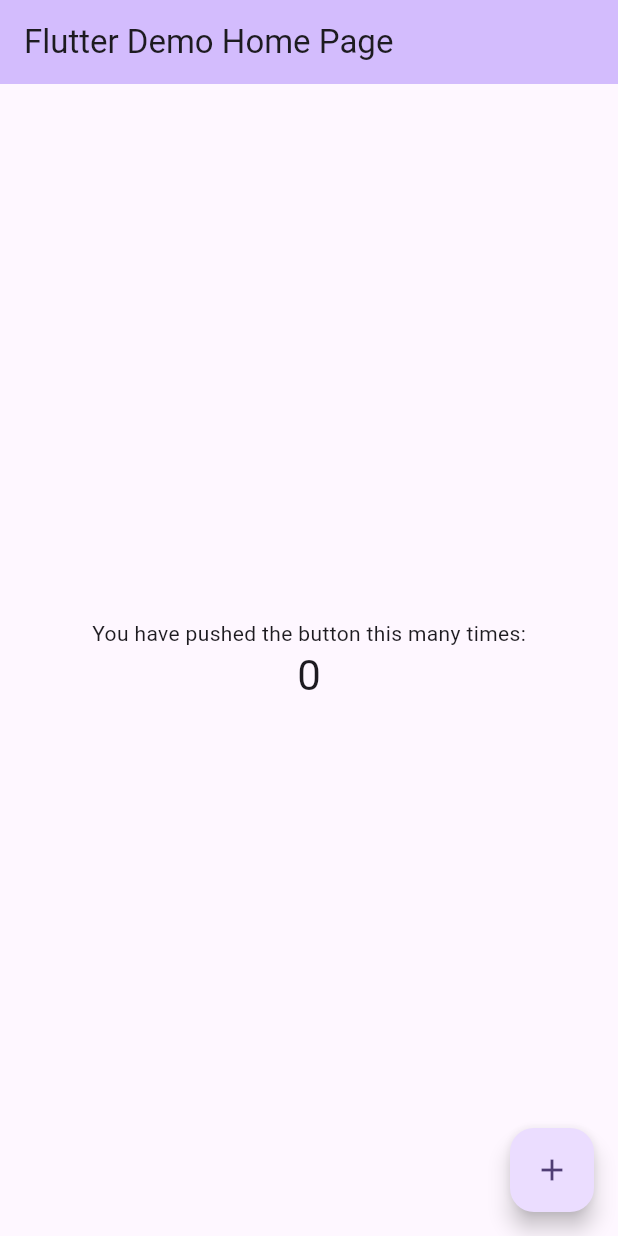
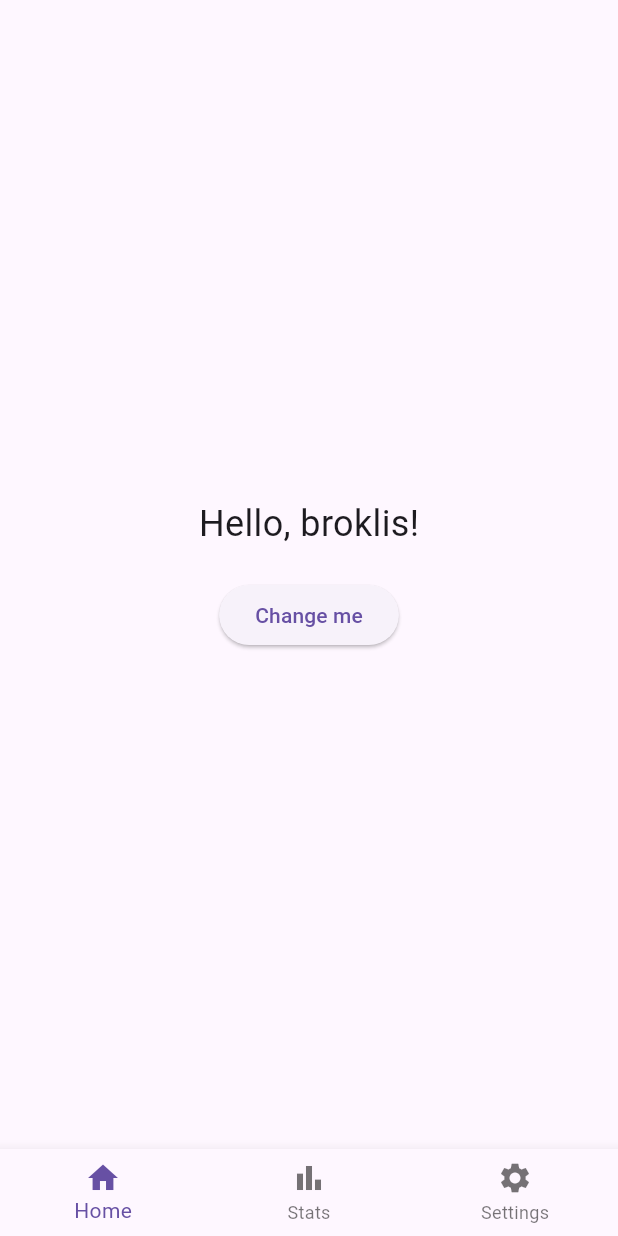
Before and after one commit to broklis777/flutter-test-app, a Flutter app: the screen it shows after launch, on a phone screen of 412 x 824 dp. Run offline on Flutter 3.47's test engine with Material 3 defaults, Android fonts, the phone set to English and light mode, and no system bars.

Commit message:
Some basic navigation functionality added

```diff
--- a/lib/main.dart
+++ b/lib/main.dart
@@ -1,125 +1,57 @@
 import 'package:flutter/material.dart';
+import 'package:provider/provider.dart';
+import 'providers/app_provider.dart';
+import 'screens/home_screen.dart';
+import 'screens/settings_screen.dart';
+import 'screens/stats_screen.dart';
 
-const age = 27;
-const twiceTheAge = age * 2;
-
-void main() {
-  runApp(const MyApp());
+void main(){
+  runApp(
+    ChangeNotifierProvider(
+      create: (_) => AppProvider(),
+      child: MyApp(),
+    )
+  );
 }
 
 class MyApp extends StatelessWidget {
-  const MyApp({super.key});
-
-  // This widget is the root of your application.
   @override
   Widget build(BuildContext context) {
     return MaterialApp(
-      title: 'Flutter Demo',
-      theme: ThemeData(
-        // This is the theme of your application.
-        //
-        // TRY THIS: Try running your application with "flutter run". You'll see
-        // the application has a purple toolbar. Then, without quitting the app,
-        // try changing the seedColor in the colorScheme below to Colors.green
-        // and then invoke "hot reload" (save your changes or press the "hot
-        // reload" button in a Flutter-supported IDE, or press "r" if you used
-        // the command line to start the app).
-        //
-        // Notice that the counter didn't reset back to zero; the application
-        // state is not lost during the reload. To reset the state, use hot
-        // restart instead.
-        //
-        // This works for code too, not just values: Most code changes can be
-        // tested with just a hot reload.
-        colorScheme: ColorScheme.fromSeed(seedColor: Colors.deepPurple),
-      ),
-      home: const MyHomePage(title: 'Flutter Demo Home Page'),
+      title: 'Flutter BottomNav test I guess',
+      theme: ThemeData(primarySwatch: Colors.teal),
+      home: NavigationController(),
     );
   }
 }
 
-class MyHomePage extends StatefulWidget {
-  const MyHomePage({super.key, required this.title});
-
-  // This widget is the home page of your application. It is stateful, meaning
-  // that it has a State object (defined below) that contains fields that affect
-  // how it looks.
-
-  // This class is the configuration for the state. It holds the values (in this
-  // case the title) provided by the parent (in this case the App widget) and
-  // used by the build method of the State. Fields in a Widget subclass are
-  // always marked "final".
-
-  final String title;
-
+class NavigationController extends StatefulWidget {
   @override
-  State<MyHomePage> createState() => _MyHomePageState();
+  _NavigationControllerState createState() => _NavigationControllerState();
 }
 
-class _MyHomePageState extends State<MyHomePage> {
-  int _counter = 0;
+class _NavigationControllerState extends State<NavigationController> {
+  int _currentIndex = 0;
 
-  void _incrementCounter() {
-    setState(() {
-      // This call to setState tells the Flutter framework that something has
-      // changed in this State, which causes it to rerun the build method below
-      // so that the display can reflect the updated values. If we changed
-      // _counter without calling setState(), then the build method would not be
-      // called again, and so nothing would appear to happen.
-      _counter++;
-    });
-  }
+  final _screens = [
+    HomeScreen(),
+    StatsScreen(),
+    SettingsScreen(),
+  ];
 
   @override
   Widget build(BuildContext context) {
-    // This method is rerun every time setState is called, for instance as done
-    // by the _incrementCounter method above.
-    //
-    // The Flutter framework has been optimized to make rerunning build methods
-    // fast, so that you can just rebuild anything that needs updating rather
-    // than having to individually change instances of widgets.
     return Scaffold(
-      appBar: AppBar(
-        // TRY THIS: Try changing the color here to a specific color (to
-        // Colors.amber, perhaps?) and trigger a hot reload to see the AppBar
-        // change color while the other colors stay the same.
-        backgroundColor: Theme.of(context).colorScheme.inversePrimary,
-        // Here we take the value from the MyHomePage object that was created by
-        // the App.build method, and use it to set our appbar title.
-        title: Text(widget.title),
+      body: _screens[_currentIndex],
+      bottomNavigationBar: BottomNavigationBar(
+        currentIndex: _currentIndex,
+        onTap: (index) => setState(() => _currentIndex = index),
+        items: [
+          BottomNavigationBarItem(icon: Icon(Icons.home), label: 'Home'),
+          BottomNavigationBarItem(icon: Icon(Icons.bar_chart), label: 'Stats'),
+          BottomNavigationBarItem(icon: Icon(Icons.settings), label: 'Settings')
+        ],
       ),
-      body: Center(
-        // Center is a layout widget. It takes a single child and positions it
-        // in the middle of the parent.
-        child: Column(
-          // Column is also a layout widget. It takes a list of children and
-          // arranges them vertically. By default, it sizes itself to fit its
-          // children horizontally, and tries to be as tall as its parent.
-          //
-          // Column has various properties to control how it sizes itself and
-          // how it positions its children. Here we use mainAxisAlignment to
-          // center the children vertically; the main axis here is the vertical
-          // axis because Columns are vertical (the cross axis would be
-          // horizontal).
-          //
-          // TRY THIS: Invoke "debug painting" (choose the "Toggle Debug Paint"
-          // action in the IDE, or press "p" in the console), to see the
-          // wireframe for each widget.
-          mainAxisAlignment: MainAxisAlignment.center,
-          children: <Widget>[
-            const Text('You have pushed the button this many times:'),
-            Text(
-              '$_counter',
-              style: Theme.of(context).textTheme.headlineMedium,
-            ),
-          ],
-        ),
-      ),
-      floatingActionButton: FloatingActionButton(
-        onPressed: _incrementCounter,
-        tooltip: 'Increment',
-        child: const Icon(Icons.add),
-      ), // This trailing comma makes auto-formatting nicer for build methods.
     );
   }
 }
--- a/lib/providers/app_provider.dart
+++ b/lib/providers/app_provider.dart
@@ -0,0 +1,10 @@
+import 'package:flutter/foundation.dart';
+
+class AppProvider extends ChangeNotifier {
+  String username = "broklis";
+
+  void updateUsername(String name){
+    username = name;
+    notifyListeners();
+  }
+}
--- a/lib/screens/home_screen.dart
+++ b/lib/screens/home_screen.dart
@@ -0,0 +1,26 @@
+import 'package:flutter/material.dart';
+import 'package:provider/provider.dart';
+import '../providers/app_provider.dart';
+
+class HomeScreen extends StatelessWidget {
+  @override
+  Widget build(BuildContext context){
+    final username = context.watch<AppProvider>().username;
+
+    return Center(
+      child: Column(
+        mainAxisAlignment: MainAxisAlignment.center,
+        children: [
+          Text('Hello, $username!', style: TextStyle(fontSize: 24)),
+          SizedBox(height: 20),
+          ElevatedButton(
+            onPressed: () {
+              context.read<AppProvider>().updateUsername("Broklis");
+            },
+            child: Text("Change me"),
+          )
+        ],
+      ),
+    );
+  }
+}
```
Also changed, not shown: lib/screens/settings_screen.dart (+10 -0 lines), lib/screens/stats_screen.dart (+10 -0 lines).
